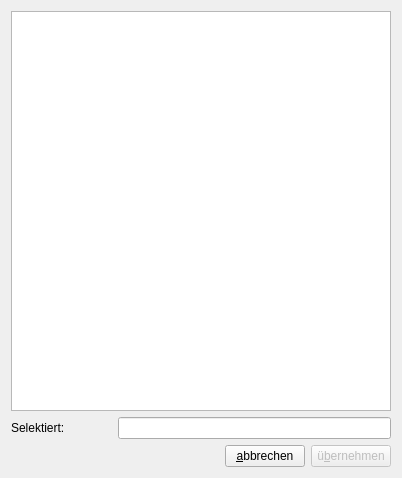
Above: formcompanylist.ui from fasa1964/fshkkap before the change. Below: the same form after it.
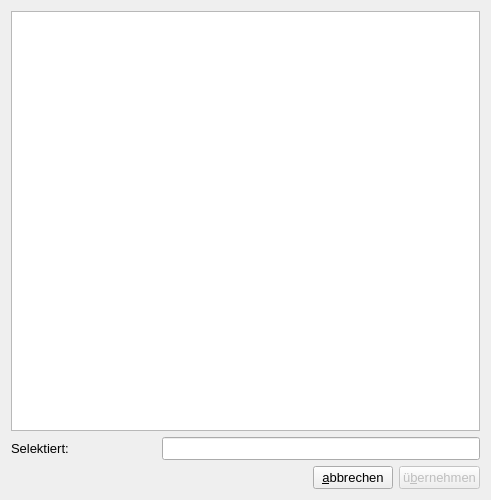
That is the form after the change.

```diff
--- a/formcompanylist.ui
+++ b/formcompanylist.ui
@@ -6,10 +6,15 @@
    <rect>
     <x>0</x>
     <y>0</y>
-    <width>402</width>
-    <height>478</height>
+    <width>491</width>
+    <height>500</height>
    </rect>
   </property>
+  <property name="font">
+   <font>
+    <pointsize>10</pointsize>
+   </font>
+  </property>
   <property name="windowTitle">
    <string>Form</string>
   </property>
@@ -68,7 +73,45 @@
     </spacer>
    </item>
    <item row="1" column="1" colspan="3">
-    <widget class="QLineEdit" name="nameEdit"/>
+    <widget class="QLineEdit" name="nameEdit">
+     <property name="palette">
+      <palette>
+       <active>
+        <colorrole role="WindowText">
+         <brush brushstyle="SolidPattern">
+          <color alpha="255">
+           <red>0</red>
+           <green>85</green>
+           <blue>255</blue>
+          </color>
+         </brush>
+        </colorrole>
+       </active>
+       <inactive>
+        <colorrole role="WindowText">
+         <brush brushstyle="SolidPattern">
+          <color alpha="255">
+           <red>0</red>
+           <green>85</green>
+           <blue>255</blue>
+          </color>
+         </brush>
+        </colorrole>
+       </inactive>
+       <disabled>
+        <colorrole role="WindowText">
+         <brush brushstyle="SolidPattern">
+          <color alpha="255">
+           <red>120</red>
+           <green>120</green>
+           <blue>120</blue>
+          </color>
+         </brush>
+        </colorrole>
+       </disabled>
+      </palette>
+     </property>
+    </widget>
    </item>
   </layout>
  </widget>
```
